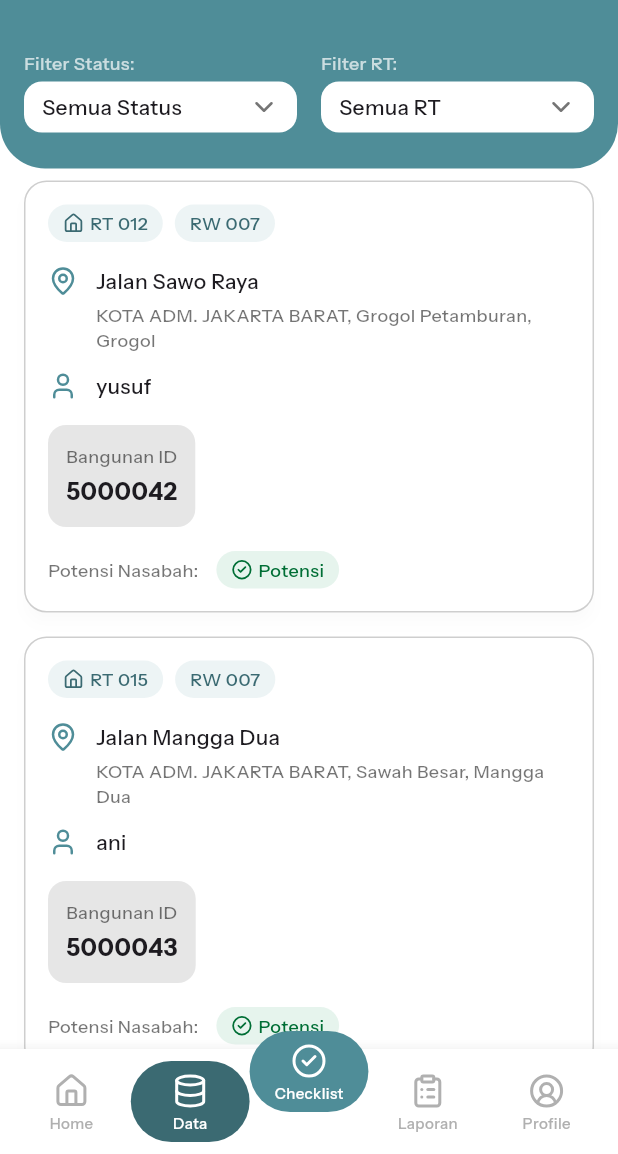
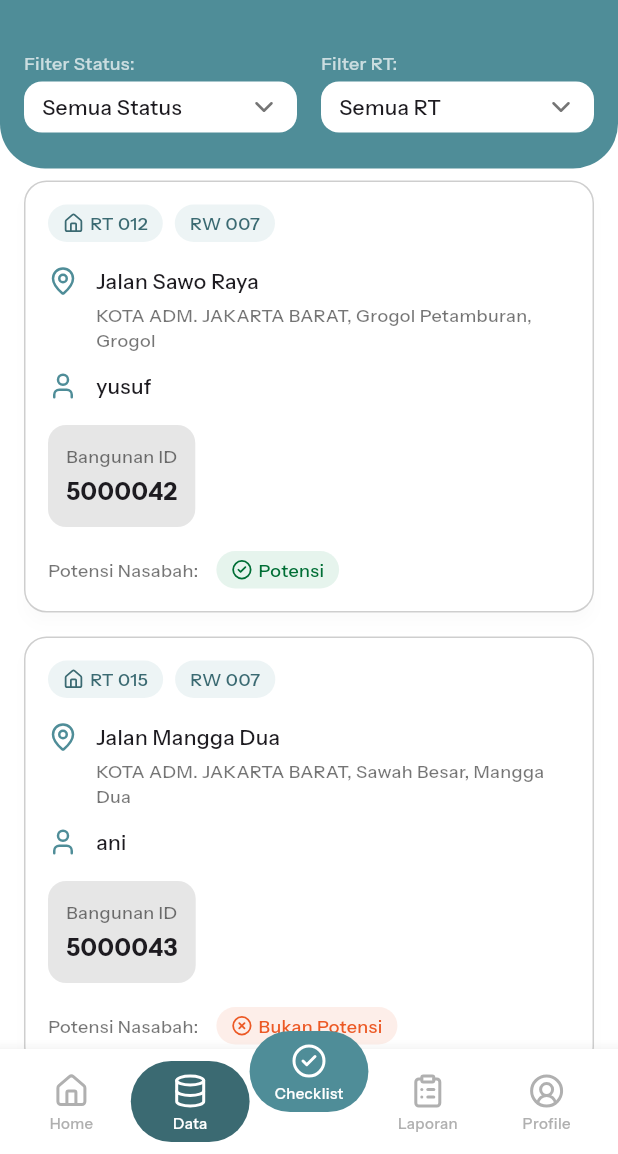
Before and after one commit to Fdjri/BPS-RW, a Flutter app: the DataPotensiRumahPage screen opened by its route, on a phone screen of 412 x 824 dp, the part 82-1236 px from its top. Run offline on Flutter 3.47's test engine with Material 3 defaults, Android fonts, the phone set to English and light mode, and no system bars; our stand-ins replace bloc, equatable, file_picker, fl_chart, flutter_bloc, flutter_slidable and 4 more; accounts and stored records are empty; project files that could hold a hidden picture were left out.

Commit message:
refactor potensi data rumah page

```diff
--- /dev/null
+++ b/lib/features/data/domain/entities/potensi_rumah.dart
@@ -0,0 +1,52 @@
+import 'package:equatable/equatable.dart';
+
+class PotensiRumah extends Equatable {
+  final String rt;
+  final String rw;
+  final String alamat;
+  final String alamatFull;
+  final String nama;
+  final String bangunanId;
+  final bool statusPotensi;
+
+  const PotensiRumah({
+    required this.rt,
+    required this.rw,
+    required this.alamat,
+    required this.alamatFull,
+    required this.nama,
+    required this.bangunanId,
+    required this.statusPotensi,
+  });
+
+  PotensiRumah copyWith({
+    String? rt,
+    String? rw,
+    String? alamat,
+    String? alamatFull,
+    String? nama,
+    String? bangunanId,
+    bool? statusPotensi,
+  }) {
+    return PotensiRumah(
+      rt: rt ?? this.rt,
+      rw: rw ?? this.rw,
+      alamat: alamat ?? this.alamat,
+      alamatFull: alamatFull ?? this.alamatFull,
+      nama: nama ?? this.nama,
+      bangunanId: bangunanId ?? this.bangunanId,
+      statusPotensi: statusPotensi ?? this.statusPotensi,
+    );
+  }
+
+  @override
+  List<Object?> get props => [
+        rt,
+        rw,
+        alamat,
+        alamatFull,
+        nama,
+        bangunanId,
+        statusPotensi,
+      ];
+}
--- /dev/null
+++ b/lib/features/data/presentation/blocs/data_potensi/potensi_rumah_cubit.dart
@@ -0,0 +1,91 @@
+import 'package:flutter_bloc/flutter_bloc.dart';
+import 'potensi_rumah_state.dart';
+import '../../../domain/entities/potensi_rumah.dart';
+import 'dart:async';
+
+class PotensiRumahCubit extends Cubit<PotensiRumahState> {
+  PotensiRumahCubit() : super(PotensiRumahState.initial());
+
+  Future<void> fetchDataPotensiRumah() async {
+    emit(state.copyWith(status: PotensiRumahStatus.loading));
+
+    try {
+      await Future.delayed(const Duration(seconds: 1));
+      final mockData = _getMockData();
+      final rtOptions = _extractRTs(mockData);
+      emit(state.copyWith(
+        status: PotensiRumahStatus.success,
+        allDataPotensi: mockData,
+        filteredDataPotensi: mockData,
+        rtOptions: rtOptions,
+        selectedRT: 'Semua RT',
+        selectedStatus: 'Semua Status',
+      ));
+    } catch (e) {
+      emit(state.copyWith(
+        status: PotensiRumahStatus.failure,
+        errorMessage: 'Gagal memuat data: ${e.toString()}',
+      ));
+    }
+  }
+
+  void changeFilter({String? status, String? rt}) {
+    final newStatus = status ?? state.selectedStatus;
+    final newRT = rt ?? state.selectedRT;
+    final filteredList = _applyFilter(newStatus, newRT);
+    emit(state.copyWith(
+      selectedStatus: newStatus,
+      selectedRT: newRT,
+      filteredDataPotensi: filteredList,
+    ));
+  }
+
+  List<PotensiRumah> _applyFilter(String status, String rt) {
+    List<PotensiRumah> filtered = List.from(state.allDataPotensi);
+    if (status == 'Potensi') {
+      filtered = filtered.where((data) => data.statusPotensi).toList();
+    } else if (status == 'Bukan Potensi') {
+      filtered = filtered.where((data) => !data.statusPotensi).toList();
+    }
+    if (rt != 'Semua RT') {
+      filtered = filtered.where((data) => data.rt == rt).toList();
+    }
+    return filtered;
+  }
+
+  List<String> _extractRTs(List<PotensiRumah> data) {
+    final rtSet = data.map((e) => e.rt).toSet();
+    final rtList = rtSet.toList();
+    rtList.sort();
+    return ['Semua RT', ...rtList];
+  }
+
+  List<PotensiRumah> _getMockData() {
+    return [
+      const PotensiRumah(
+        rt: "012", rw: "007",
+        alamat: "Jalan Sawo Raya",
+        alamatFull: "KOTA ADM. JAKARTA BARAT, Grogol Petamburan, Grogol",
+        nama: "yusuf",
+        bangunanId: "5000042",
+        statusPotensi: true,
+      ),
+      const PotensiRumah(
+        rt: "015", rw: "007",
+        alamat: "Jalan Mangga Dua",
+        alamatFull: "KOTA ADM. JAKARTA BARAT, Sawah Besar, Mangga Dua",
+        nama: "ani",
+        bangunanId: "5000043",
+        statusPotensi: false,
+      ),
+      const PotensiRumah(
+        rt: "020", rw: "007",
+        alamat: "Jalan Melati Indah",
+        alamatFull: "KOTA ADM. JAKARTA BARAT, Taman Sari, Melati Indah",
+        nama: "budi",
+        bangunanId: "5000044",
+        statusPotensi: false,
+      ),
+    ];
+  }
+}
--- /dev/null
+++ b/lib/features/data/presentation/blocs/data_potensi/potensi_rumah_state.dart
@@ -0,0 +1,71 @@
+import 'package:equatable/equatable.dart';
+import '../../../domain/entities/potensi_rumah.dart';
+
+enum PotensiRumahStatus { initial, loading, success, failure }
+
+class PotensiRumahState extends Equatable {
+  const PotensiRumahState({
+    required this.status,
+    required this.allDataPotensi,
+    required this.filteredDataPotensi,
+    required this.selectedStatus,
+    required this.selectedRT,
+    required this.statusOptions,
+    required this.rtOptions,
+    this.errorMessage,
+  });
+
+  final PotensiRumahStatus status;
+  final List<PotensiRumah> allDataPotensi;
+  final List<PotensiRumah> filteredDataPotensi;
+  final String? errorMessage;
+  final String selectedStatus;
+  final String selectedRT;
+  final List<String> statusOptions;
+  final List<String> rtOptions;
+
+  factory PotensiRumahState.initial() {
+    return const PotensiRumahState(
+      status: PotensiRumahStatus.initial,
+      allDataPotensi: [],
+      filteredDataPotensi: [],
+      errorMessage: null,
+      selectedStatus: 'Semua Status',
+      selectedRT: 'Semua RT',
+      statusOptions: ['Semua Status', 'Potensi', 'Bukan Potensi'],
+      rtOptions: ['Semua RT'],
+    );
+  }
+
+  PotensiRumahState copyWith({
+    PotensiRumahStatus? status,
+    List<PotensiRumah>? allDataPotensi,
+    List<PotensiRumah>? filteredDataPotensi,
+    String? errorMessage,
+    String? selectedStatus,
+    String? selectedRT,
+    List<String>? rtOptions,
+  }) {
+    return PotensiRumahState(
+      status: status ?? this.status,
+      allDataPotensi: allDataPotensi ?? this.allDataPotensi,
+      filteredDataPotensi: filteredDataPotensi ?? this.filteredDataPotensi,
+      errorMessage: errorMessage ?? this.errorMessage,
+      selectedStatus: selectedStatus ?? this.selectedStatus,
+      selectedRT: selectedRT ?? this.selectedRT,
+      statusOptions: this.statusOptions,
+      rtOptions: rtOptions ?? this.rtOptions,
+    );
+  }
+
+  @override
+  List<Object?> get props => [
+        status,
+        allDataPotensi,
+        filteredDataPotensi,
+        errorMessage,
+        selectedStatus,
+        selectedRT,
+        rtOptions
+      ];
+}
--- a/lib/features/data/presentation/pages/potensi_rumah_page.dart
+++ b/lib/features/data/presentation/pages/potensi_rumah_page.dart
@@ -1,4 +1,5 @@
 import 'package:flutter/material.dart';
+import 'package:flutter_bloc/flutter_bloc.dart';
 import 'package:lucide_icons/lucide_icons.dart';
 import '../widgets/data_menu_drawer_widget.dart';
 import '../../../../core/presentation/utils/app_colors.dart';
@@ -6,6 +7,9 @@ import '../../../../core/presentation/widgets/custom_bottom_navbar.dart';
 import 'package:bps_rw/features/checklist/presentation/pages/checklist_page.dart';
 import 'package:bps_rw/features/laporan/presentation/pages/laporan_page.dart';
 import 'package:bps_rw/features/profile/presentation/pages/profile_page.dart';
+import '../blocs/data_potensi/potensi_rumah_cubit.dart';
+import '../blocs/data_potensi/potensi_rumah_state.dart';
+import '../../domain/entities/potensi_rumah.dart';
 
 class DataPotensiRumahPage extends StatefulWidget {
   const DataPotensiRumahPage({super.key});
@@ -17,40 +21,12 @@ class DataPotensiRumahPage extends StatefulWidget {
 
 class _DataPotensiRumahPageState extends State<DataPotensiRumahPage> {
   final GlobalKey<ScaffoldState> _scaffoldKey = GlobalKey<ScaffoldState>();
-  String? _selectedStatus = 'Semua Status';
-  String? _selectedRT = 'Semua RT';
-  final TextEditingController _searchController = TextEditingController();
-
-  final List<Map<String, dynamic>> _dataPotensi = [
-    {
-      "rt": "012", "rw": "007",
-      "alamat": "Jalan Sawo Raya",
-      "alamat_full": "KOTA ADM. JAKARTA BARAT, Grogol Petamburan, Grogol",
-      "nama": "yusuf",
-      "bangunan_id": "5000042",
-      "status_potensi": true,
-    },
-    {
-      "rt": "015", "rw": "007",
-      "alamat": "Jalan Mangga Dua",
-      "alamat_full": "KOTA ADM. JAKARTA BARAT, Sawah Besar, Mangga Dua",
-      "nama": "ani",
-      "bangunan_id": "5000043",
-      "status_potensi": false,
-    },
-    {
-      "rt": "020", "rw": "007",
-      "alamat": "Jalan Melati Indah",
-      "alamat_full": "KOTA ADM. JAKARTA BARAT, Taman Sari, Melati Indah",
-      "nama": "budi",
-      "bangunan_id": "5000044",
-      "status_potensi": false,
-    },
-  ];
 
   @override
   Widget build(BuildContext context) {
-    return Scaffold(
+    return BlocProvider(
+      create: (context) => PotensiRumahCubit()..fetchDataPotensiRumah(),
+      child: Scaffold(
         key: _scaffoldKey,
         backgroundColor: AppColors.white.normal,
         drawer: const DataMenuDrawer(activeRoute: DataPotensiRumahPage.routeName),
@@ -64,27 +40,44 @@ class _DataPotensiRumahPageState extends State<DataPotensiRumahPage> {
             if (index == 4) Navigator.pushReplacementNamed(context, ProfilePage.routeName);
           },
         ),
-
-      body: SingleChildScrollView(
+        body: BlocBuilder<PotensiRumahCubit, PotensiRumahState>(
+          builder: (context, state) {
+            return SingleChildScrollView(
               child: Column(
                 children: [
-            _buildHeaderAndFilters(),
+                  _buildHeaderAndFilters(context, state),
+                  if (state.status == PotensiRumahStatus.loading)
+                    const Padding(
+                      padding: EdgeInsets.only(top: 150),
+                      child: Center(child: CircularProgressIndicator()),
+                    ),
+                  if (state.status == PotensiRumahStatus.failure)
+                    Padding(
+                      padding: const EdgeInsets.only(top: 150),
+                      child: Center(child: Text(state.errorMessage ?? 'Gagal memuat data')),
+                    ),
+                  if (state.status == PotensiRumahStatus.success)
                     ListView.builder(
                       padding: const EdgeInsets.symmetric(horizontal: 16, vertical: 8),
-              itemCount: _dataPotensi.length,
+                      itemCount: state.filteredDataPotensi.length,
                       shrinkWrap: true,
                       physics: const NeverScrollableScrollPhysics(),
                       itemBuilder: (context, index) {
-                return _buildDataCard(_dataPotensi[index]);
+                        final data = state.filteredDataPotensi[index];
+                        return _buildDataCard(data);
                       },
                     ),
+                    const SizedBox(height: 100),
                 ],
+              ),
+            );
+          },
         ),
       ),
     );
   }
 
-  Widget _buildHeaderAndFilters() {
+  Widget _buildHeaderAndFilters(BuildContext context, PotensiRumahState state) {
     return Container(
       padding: const EdgeInsets.only(bottom: 24),
       decoration: BoxDecoration(
@@ -126,9 +119,19 @@ class _DataPotensiRumahPageState extends State<DataPotensiRumahPage> {
               const SizedBox(height: 24),
               Row(
                 children: [
-                  _buildFilterButton('Filter Status:', _selectedStatus ?? 'Semua Status'),
+                  _buildFilterButton(
+                    context,
+                    'Filter Status:',
+                    state.selectedStatus,
+                    state.statusOptions,
+                  ),
                   const SizedBox(width: 16),
-                  _buildFilterButton('Filter RT:', _selectedRT ?? 'Semua RT'),
+                  _buildFilterButton(
+                    context,
+                    'Filter RT:',
+                    state.selectedRT,
+                    state.rtOptions,
+                  ),
                 ],
               ),
             ],
@@ -138,7 +141,7 @@ class _DataPotensiRumahPageState extends State<DataPotensiRumahPage> {
     );
   }
 
-  Widget _buildFilterButton(String title, String value) {
+  Widget _buildFilterButton(BuildContext context, String title, String value, List<String> items) {
     return Expanded(
       child: Column(
         crossAxisAlignment: CrossAxisAlignment.start,
@@ -158,7 +161,7 @@ class _DataPotensiRumahPageState extends State<DataPotensiRumahPage> {
             child: InkWell(
               borderRadius: BorderRadius.circular(12),
               onTap: () {
-                _showFilterSheet(context, title, (title == 'Filter Status:') ? ['Semua Status', 'Aktif', 'Tidak Aktif'] : ['Semua RT', '099', '100']);
+                _showFilterSheet(context, title, items, value);
               },
               child: Container(
                 padding: const EdgeInsets.symmetric(horizontal: 12, vertical: 7),
@@ -183,7 +186,8 @@ class _DataPotensiRumahPageState extends State<DataPotensiRumahPage> {
     );
   }
 
-  void _showFilterSheet(BuildContext context, String title, List<String> items) {
+  void _showFilterSheet(BuildContext context, String title, List<String> items, String currentValue) {
+    final cubit = context.read<PotensiRumahCubit>();
     showModalBottomSheet(
       context: context,
       backgroundColor: Colors.transparent,
@@ -210,27 +214,39 @@ class _DataPotensiRumahPageState extends State<DataPotensiRumahPage> {
                 )
               ),
               const SizedBox(height: 16),
-              ListView.builder(
+              ConstrainedBox(
+                constraints: BoxConstraints(
+                  maxHeight: MediaQuery.of(context).size.height * 0.4,
+                ),
+                child: ListView.builder(
                   shrinkWrap: true,
                   itemCount: items.length,
                   itemBuilder: (context, index) {
+                    final item = items[index];
+                    final isSelected = item == currentValue;
                     return ListTile(
                       title: Text(
-                      items[index],
-                      style: const TextStyle(fontFamily: 'InstrumentSans'),
+                        item,
+                        style: TextStyle(
+                          fontFamily: 'InstrumentSans',
+                          fontWeight: isSelected ? FontWeight.bold : FontWeight.normal,
+                          color: isSelected ? AppColors.blue.normal : AppColors.black.normal,
                         ),
+                      ),
+                      trailing: isSelected
+                        ? Icon(LucideIcons.check, color: AppColors.blue.normal)
+                        : null,
                       onTap: () {
-                      setState(() {
                         if (title == 'Filter Status:') {
-                          _selectedStatus = items[index];
+                          cubit.changeFilter(status: item);
                         } else {
-                          _selectedRT = items[index];
+                          cubit.changeFilter(rt: item);
                         }
-                      });
                         Navigator.pop(context);
                       },
                     );
                   },
+                ),
               ),
               const SizedBox(height: 16),
             ],
@@ -240,7 +256,7 @@ class _DataPotensiRumahPageState extends State<DataPotensiRumahPage> {
     );
   }
 
-  Widget _buildDataCard(Map<String, dynamic> data) {
+  Widget _buildDataCard(PotensiRumah data) {
     return Card(
       elevation: 4,
       shadowColor: AppColors.black.normal.withOpacity(0.08),
@@ -260,21 +276,21 @@ class _DataPotensiRumahPageState extends State<DataPotensiRumahPage> {
             Row(
               children: [
                 _buildTag(
-                  'RT ${data["rt"]}',
+                  'RT ${data.rt}',
                   AppColors.blue.light,
                   icon: LucideIcons.home
                 ),
                 const SizedBox(width: 8),
-                _buildTag('RW ${data["rw"]}', AppColors.blue.light),
+                _buildTag('RW ${data.rw}', AppColors.blue.light),
               ],
             ),
             const SizedBox(height: 16),
-            _buildInfoRow(LucideIcons.mapPin, data["alamat"], AppColors.blue.normal),
+            _buildInfoRow(LucideIcons.mapPin, data.alamat, AppColors.blue.normal),
             const SizedBox(height: 4),
             Padding(
               padding: const EdgeInsets.only(left: 32),
               child: Text(
-                data["alamat_full"],
+                data.alamatFull,
                 style: TextStyle(
                   fontFamily: 'InstrumentSans',
                   fontSize: 12,
@@ -283,7 +299,7 @@ class _DataPotensiRumahPageState extends State<DataPotensiRumahPage> {
               ),
             ),
             const SizedBox(height: 12),
-            _buildInfoRow(LucideIcons.user, data["nama"], AppColors.blue.normal),
+            _buildInfoRow(LucideIcons.user, data.nama, AppColors.blue.normal),
             const SizedBox(height: 16),
             Container(
               padding: const EdgeInsets.all(12),
@@ -304,7 +320,7 @@ class _DataPotensiRumahPageState extends State<DataPotensiRumahPage> {
                   ),
                   const SizedBox(height: 4),
                   Text(
-                    data["bangunan_id"],
+                    data.bangunanId,
                     style: const TextStyle(
                       fontFamily: 'InstrumentSans',
                       fontSize: 16,
@@ -327,10 +343,10 @@ class _DataPotensiRumahPageState extends State<DataPotensiRumahPage> {
                 ),
                 const SizedBox(width: 12),
                 _buildStatusChip(
-                  "Potensi",
-                  LucideIcons.checkCircle2,
-                  AppColors.green.dark,
-                  AppColors.green.light
+                  data.statusPotensi ? "Potensi" : "Bukan Potensi",
+                  data.statusPotensi ? LucideIcons.checkCircle2 : LucideIcons.xCircle,
+                  data.statusPotensi ? AppColors.green.dark : AppColors.red.normal,
+                  data.statusPotensi ? AppColors.green.light : AppColors.red.light
                 ),
               ],
             )
```
Lines whose indentation alone changed are shown as unchanged.
